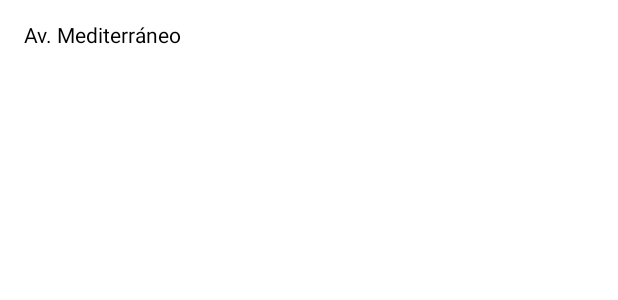
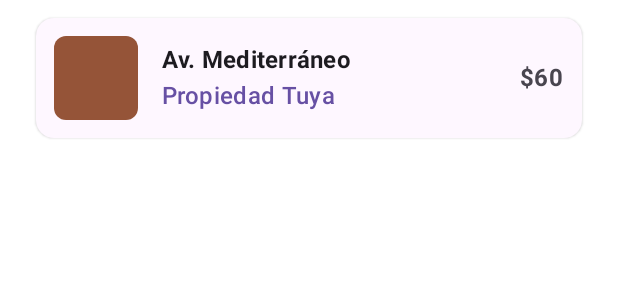
Before and after one commit to IntroNuevasPlataformas-2025/monopoly-frontend-android, an Android app built with Jetpack Compose: the @Preview function PropertyItemPreview, on a phone screen of 412 x 824 dp. Shown: the top 300 px of the screen. Run offline under Robolectric (Android 15) with nearby library versions, the phone set to English and light mode, and no system bars.

Commit message:
Refactorizado el componente `PropertyItem` para mostrar detalles de la propiedad
Se ha rediseñado el componente `PropertyItem` para mostrar una tarjeta con información detallada de la propiedad. La nueva implementación utiliza `Card` para encapsular el contenido, mejorando la estructura visual y la presentación de los datos.

Características principales:
- `PropertyItem` ahora muestra el nombre, estado y precio de la propiedad dentro de una `Card`.
- Se ha creado el componente `PropertyAvatar`, que muestra una caja de color si la propiedad pertenece a un grupo, o un ícono de interrogación si es una propiedad especial (como "Arca Comunal").
- Se ha añadido una nueva previsualización (`PropertyItemSpecialPreview`) para visualizar las propiedades especiales que no tienen un color de grupo asignado.

```diff
--- a/app/src/main/java/com/fabrik12/monopolyappwallet/ui/PropertyItem.kt
+++ b/app/src/main/java/com/fabrik12/monopolyappwallet/ui/PropertyItem.kt
@@ -1,9 +1,27 @@
 package com.fabrik12.monopolyappwallet.ui
 
+import androidx.compose.foundation.background
+import androidx.compose.foundation.layout.Box
+import androidx.compose.foundation.layout.Column
+import androidx.compose.foundation.layout.Row
+import androidx.compose.foundation.layout.Spacer
+import androidx.compose.foundation.layout.fillMaxWidth
 import androidx.compose.foundation.layout.padding
+import androidx.compose.foundation.layout.size
+import androidx.compose.foundation.layout.width
+import androidx.compose.foundation.shape.RoundedCornerShape
+import androidx.compose.material.icons.Icons
+import androidx.compose.material.icons.filled.QuestionMark
+import androidx.compose.material3.Card
+import androidx.compose.material3.CardDefaults
+import androidx.compose.material3.Icon
+import androidx.compose.material3.MaterialTheme
 import androidx.compose.material3.Text
 import androidx.compose.runtime.Composable
+import androidx.compose.ui.Alignment
 import androidx.compose.ui.Modifier
+import androidx.compose.ui.graphics.Color
+import androidx.compose.ui.text.font.FontWeight
 import androidx.compose.ui.tooling.preview.Preview
 import androidx.compose.ui.unit.dp
 import com.fabrik12.monopolyappwallet.data.Property
@@ -17,10 +35,67 @@ import com.fabrik12.monopolyappwallet.data.PropertyColors
 @Composable
 fun PropertyItem(property: Property, modifier: Modifier = Modifier) {
     // Construccion de la tarjeta de propiedad
-    Text (
-        text = property.name,
-        modifier = modifier.padding(16.dp)
-    )
+    Card(
+        modifier = modifier
+            .fillMaxWidth()
+            .padding(vertical = 4.dp, horizontal = 16.dp),
+        elevation = CardDefaults.cardElevation(defaultElevation = 1.dp),
+        colors = CardDefaults.cardColors(containerColor = MaterialTheme.colorScheme.surface)
+    ) {
+        Row(
+            modifier = Modifier.padding(12.dp),
+            verticalAlignment = Alignment.CenterVertically
+        ) {
+            // Color Box
+            PropertyAvatar(property = property)
+
+            Spacer(modifier = Modifier.width(16.dp))
+
+            // Informacion con Nombre y Estado
+            // Columna para apilar elementos verticalmente
+            Column(modifier = Modifier.weight(1f)) {
+                Text (
+                    text = property.name,
+                    style = MaterialTheme.typography.titleMedium,
+                    fontWeight = FontWeight.Bold
+                )
+                Text(
+                    text = property.status,
+                    style = MaterialTheme.typography.titleMedium,
+                    color = MaterialTheme.colorScheme.primary
+                )
+            }
+
+            if (property.price > 0) {
+                Spacer(modifier = Modifier.width(8.dp))
+                Text(
+                    text = "$${property.price}",
+                    style = MaterialTheme.typography.titleMedium,
+                    fontWeight = FontWeight.Bold,
+                    color = MaterialTheme.colorScheme.onSurfaceVariant
+                )
+            }
+        }
+    }
+}
+
+@Composable
+fun PropertyAvatar(property: Property, modifier: Modifier = Modifier) {
+    val size = 56.dp
+    if (property.groupColor != Color.Transparent) {
+        Box(
+            modifier = modifier
+                .size(size)
+                .background(property.groupColor, RoundedCornerShape(8.dp))
+        )
+    } else {
+        Icon(
+            imageVector = Icons.Default.QuestionMark,
+            contentDescription = property.name,
+            modifier = modifier.size(size).padding(8.dp),
+            tint = MaterialTheme.colorScheme.onSurfaceVariant
+        )
+    }
 }
 
 // --- Previsualización ---
@@ -33,7 +108,24 @@ fun PropertyItemPreview() {
         name = "Av. Mediterráneo",
         price = 60,
         groupColor = PropertyColors.BROWN,
-        status = "Sin dueño"
+        status = "Propiedad Tuya"
     )
-    PropertyItem(property = sampleProperty)
+    Box(modifier = Modifier.padding(8.dp)) {
+        PropertyItem(property = sampleProperty)
+    }
 }
+
+@Preview(showBackground = true)
+@Composable
+fun PropertyItemSpecialPreview() {
+    val sampleSpecial = Property(
+        id = 2,
+        name = "Arca Comunal",
+        price = 0,
+        groupColor = Color.Transparent,
+        status = "Toma una carta"
+    )
+    Box(modifier = Modifier.padding(8.dp)) {
+        PropertyItem(property = sampleSpecial)
+    }
+}
```
